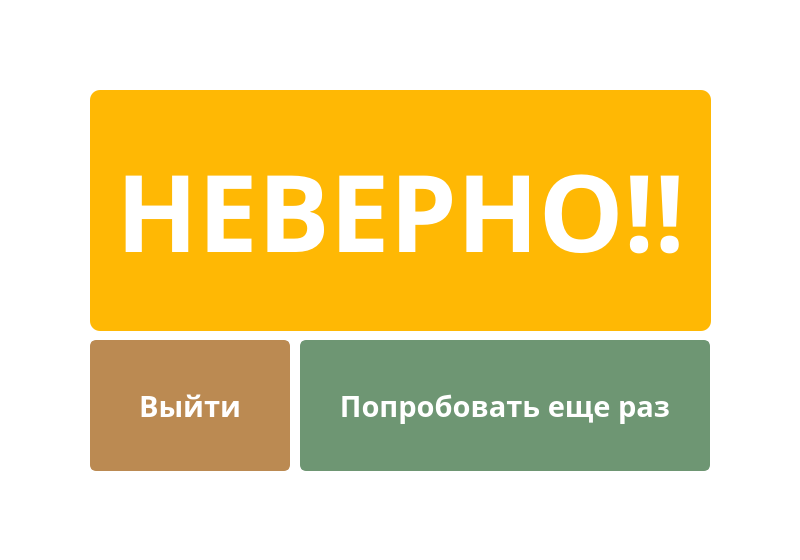
Above: ui/FailureWindow.ui from den4ik2975/courseWork before the change. Below: the same form after it.
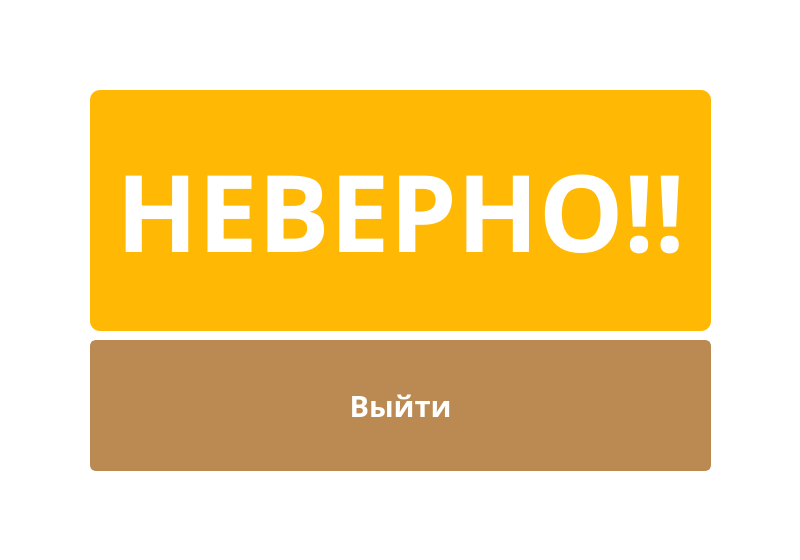
That is the form after the change. Icons and pictures are not drawn.

The edit to the form file:
```diff
--- a/ui/FailureWindow.ui
+++ b/ui/FailureWindow.ui
@@ -40,47 +40,12 @@
   <property name="styleSheet">
    <string notr="true">background-color: white; color: white;</string>
   </property>
-  <widget class="QPushButton" name="retryButton">
-   <property name="geometry">
-    <rect>
-     <x>300</x>
-     <y>340</y>
-     <width>410</width>
-     <height>131</height>
-    </rect>
-   </property>
-   <property name="font">
-    <font>
-     <family>Century Gothic</family>
-     <pointsize>22</pointsize>
-     <weight>75</weight>
-     <bold>true</bold>
-    </font>
-   </property>
-   <property name="styleSheet">
-    <string notr="true">QPushButton {
-	background-color: #6e9673;
-	color: white;
-	border-radius: 6px;
-	border: 2px solid #6e9673;
-}
-
-QPushButton:hover {
-	background-color: #648768;
-	color: white;
-	border: None;
-}</string>
-   </property>
-   <property name="text">
-    <string>Попробовать еще раз</string>
-   </property>
-  </widget>
   <widget class="QPushButton" name="exitButton">
    <property name="geometry">
     <rect>
      <x>90</x>
      <y>340</y>
-     <width>200</width>
+     <width>621</width>
      <height>131</height>
     </rect>
    </property>
```
